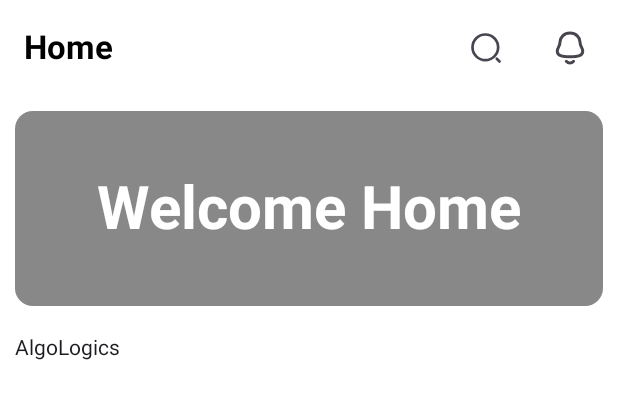
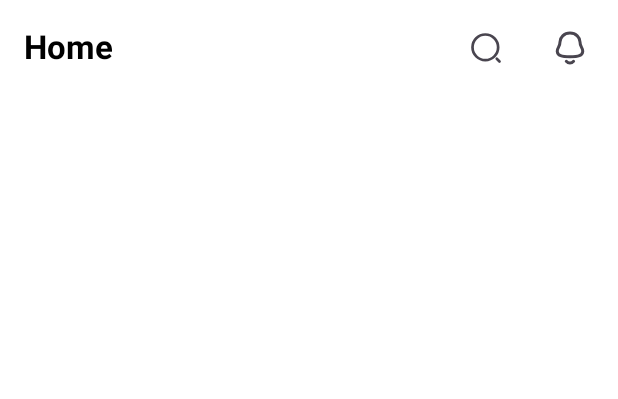
Before and after one commit to aamir046/eBooksLibrary-Compose-app, an Android app built with Jetpack Compose: the @Preview function GreetingPreview, on a phone screen of 412 x 824 dp. Shown: the top 399 px of the screen. Run offline under Robolectric (Android 15) with nearby library versions, the phone set to English and light mode, and no system bars.

Commit message:
HomeScreenState created, repo is updated with dummy data for Home UI design

```diff
--- /dev/null
+++ b/app/src/main/java/com/aamir/compose/eBooksLibrary/core/presentation/Utils.kt
@@ -0,0 +1,6 @@
+package com.aamir.compose.eBooksLibrary.core.presentation
+
+
+object Utils{
+
+}
--- a/app/src/main/java/com/aamir/compose/eBooksLibrary/di/AppModule.kt
+++ b/app/src/main/java/com/aamir/compose/eBooksLibrary/di/AppModule.kt
@@ -2,10 +2,10 @@ package com.aamir.compose.eBooksLibrary.di
 
 import com.aamir.compose.eBooksLibrary.data.repository.BookRepository
 import com.aamir.compose.eBooksLibrary.presentation.home.HomeViewModel
-import org.koin.core.module.dsl.viewModel
+import org.koin.core.module.dsl.viewModelOf
 import org.koin.dsl.module
 
 val appModule = module {
     single { BookRepository() }
-    viewModel { HomeViewModel(get()) }
+    viewModelOf(::HomeViewModel)
 }
--- a/app/src/main/java/com/aamir/compose/eBooksLibrary/domain/Book.kt
+++ b/app/src/main/java/com/aamir/compose/eBooksLibrary/domain/Book.kt
@@ -1,3 +1,3 @@
 package com.aamir.compose.eBooksLibrary.domain
 
-data class Book(val author: String, val title: String, val year: String, val description: String)
+data class Book(val author: String, val title: String, val year: String, val description: String, val imageUrl: String)
--- a/app/src/main/java/com/aamir/compose/eBooksLibrary/presentation/home/HomeScreen.kt
+++ b/app/src/main/java/com/aamir/compose/eBooksLibrary/presentation/home/HomeScreen.kt
@@ -2,12 +2,11 @@ package com.aamir.compose.eBooksLibrary.presentation.home
 
 import androidx.compose.foundation.background
 import androidx.compose.foundation.layout.Box
-import androidx.compose.foundation.layout.Column
+import androidx.compose.foundation.layout.PaddingValues
 import androidx.compose.foundation.layout.fillMaxSize
-import androidx.compose.foundation.layout.fillMaxWidth
-import androidx.compose.foundation.layout.height
 import androidx.compose.foundation.layout.padding
 import androidx.compose.foundation.lazy.LazyColumn
+import androidx.compose.foundation.lazy.items
 import androidx.compose.material3.Card
 import androidx.compose.material3.MaterialTheme
 import androidx.compose.material3.Scaffold
@@ -31,14 +30,16 @@ import org.koin.androidx.compose.koinViewModel
 fun HomeScreenRoot(
     viewModel: HomeViewModel = koinViewModel()
 ) {
-    val state by viewModel.books.collectAsStateWithLifecycle()
-    HomeScreen()
+    val uiState by viewModel.uiState.collectAsStateWithLifecycle()
+    HomeScreen(
+        uiState = uiState,
+        modifier = Modifier
+    )
 }
-
 
 @Composable
 fun HomeScreen(
-    state: List<Book> = emptyList(),
+    uiState: HomeScreenState = HomeScreenState(),
     modifier: Modifier = Modifier
 ){
     Scaffold(
@@ -53,27 +54,16 @@ fun HomeScreen(
             .fillMaxSize()
             .background(Color.White)) {
 
-            Column {
-                Card(
-                    modifier = modifier
-                        .height(150.dp)
-                        .fillMaxWidth()
-                        .padding(10.dp)
-                ) {
-                    Box(modifier = modifier.fillMaxSize().background(Color.Gray)){
-                        Text(modifier = modifier.align(Alignment.Center), text = "Welcome Home", style = MaterialTheme.typography.titleLarge,
-                            fontWeight = FontWeight.Bold,
-                            fontSize = 40.sp,
-                            color = Color.White)
-                    }
-                }
+            LazyColumn(
+                modifier = Modifier.fillMaxSize(),
+                contentPadding = PaddingValues(vertical = 16.dp)
+            ) {
+                items(uiState.screenSectionItems){item->
 
-                LazyColumn {
-                    items(state.size) { index->
-                        Text(state[index].title, modifier = Modifier.padding(10.dp))
-                    }
                 }
             }
+
+
 
         }
     }
@@ -82,7 +72,5 @@ fun HomeScreen(
 @Preview(apiLevel = 34, showBackground = true, name = "Empty View", device = Devices.PIXEL)
 @Composable
 fun GreetingPreview() {
-    HomeScreen(
-     state =listOf(Book("J.R.R. Tolkien", "AlgoLogics", "2022", "An Amazing Book for Clean Code Programming"))
-    )
+    HomeScreen()
 }
--- /dev/null
+++ b/app/src/main/java/com/aamir/compose/eBooksLibrary/presentation/home/HomeScreenState.kt
@@ -0,0 +1,7 @@
+package com.aamir.compose.eBooksLibrary.presentation.home
+
+
+
+data class HomeScreenState (
+    val screenSectionItems: List<HomeScreenSectionItem> = emptyList(),
+)
```
Also changed, not shown: app/src/main/java/com/aamir/compose/eBooksLibrary/data/repository/BookRepository.kt (+146 -4 lines), app/src/main/java/com/aamir/compose/eBooksLibrary/presentation/home/HomeScreenSectionItem.kt (added, +12 -0 lines), app/src/main/java/com/aamir/compose/eBooksLibrary/presentation/home/HomeViewModel.kt (+41 -5 lines).
